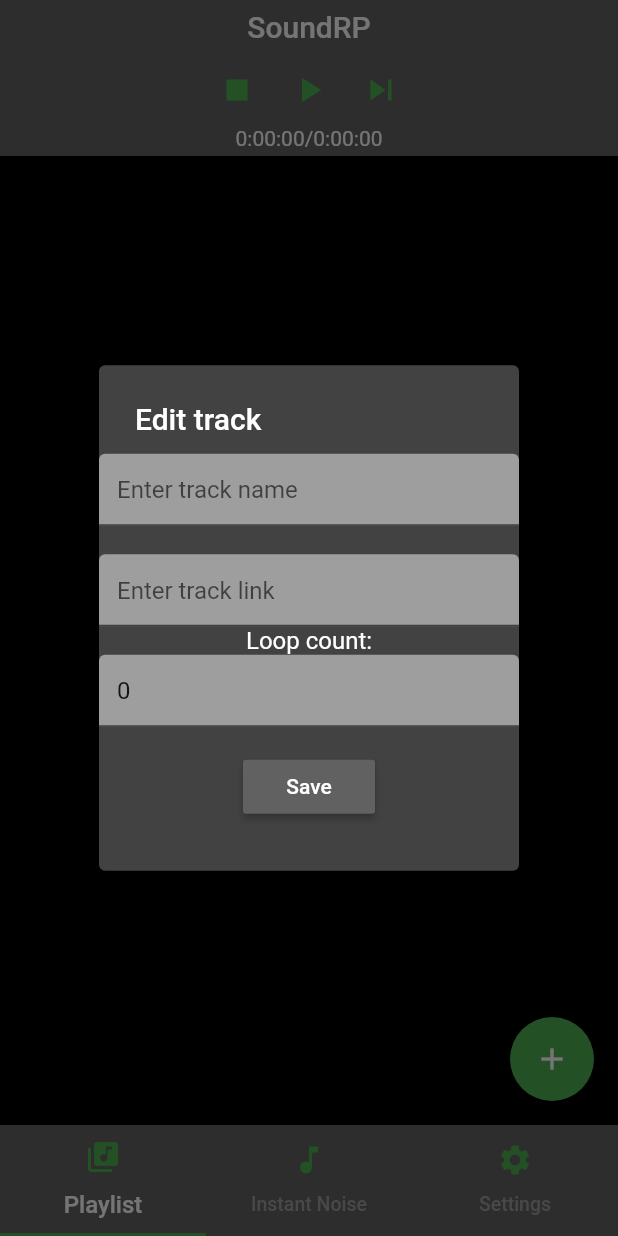
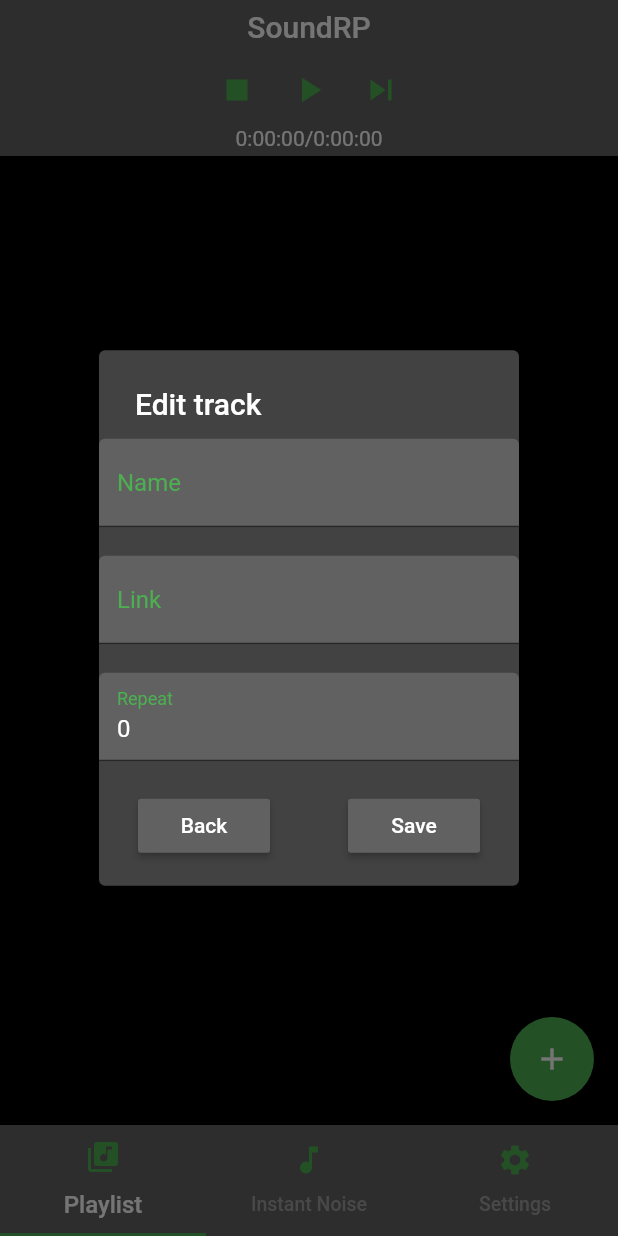
Before and after one commit to Dan7s/Sound_RP, a Flutter app: the screen it shows after launch, after a tap on the "add" icon, on a phone screen of 412 x 824 dp. Run offline on Flutter 3.47's test engine with Material 2 defaults, Android fonts, the phone set to English and light mode, and no system bars; our stand-ins replace audioplayers.

Commit message:
Upgrading UI and fixing bugs of popup dialogs

```diff
--- a/lib/main.dart
+++ b/lib/main.dart
@@ -96,15 +96,14 @@ class _HomeState extends State<Home> with SingleTickerProviderStateMixin{
 	}
   }
 
-  Future skip() async {					//skip function with loop managing
+  Future skip() async {					//skip function with repeat managing
 	if (tracks.isNotEmpty) {
-		print(tracks.first.loop);
-		if (tracks.first.loop == 0) {
+		if (tracks.first.repeat == 0) {
 			stop();
 			deleteTrack(tracks.first);
 			play();
 		} else {
-			tracks.first.loop = tracks.first.loop - 1;
+			tracks.first.repeat = tracks.first.repeat - 1;
 			play();
 		}
 	}
--- a/lib/tabs/playlist.dart
+++ b/lib/tabs/playlist.dart
@@ -29,10 +29,8 @@ class PlaylistState extends State<PlaylistTab> with AutomaticKeepAliveClientMixi
 										icon: Icon(Icons.more_vert, color: Colors.green),
 										tooltip: 'Track Menu',
 										onPressed: () async{
-											bool update = await trackMenu(context, track);	//setting state when needed
-											if (update) {
+											await trackMenu(context, track);	//setting state when needed
 											setState(() {});
-											}
 										},
 									),
 								),
@@ -70,10 +68,10 @@ class PlaylistState extends State<PlaylistTab> with AutomaticKeepAliveClientMixi
 class Track {			//track obj class
 	String name;
 	String link;
-	int loop;
+	int repeat;
 	int id;
 
-	Track(this.name, this.link, this.loop, this.id);
+	Track(this.name, this.link, this.repeat, this.id);
 }
 
 bool isFirstTrack(id) {				//getting first track bool
@@ -88,7 +86,7 @@ void deleteTrack(Track track)  { 		//track deleting
 	tracks.remove(track);
 }
 
-Future<bool> trackMenu(BuildContext context, track) {				//Track Menu, finally is working when playing
+Future trackMenu(BuildContext context, track) {				//Track Menu, finally is working when playing
 	return showDialog(
 		context: context,
 		builder: (BuildContext context) {
@@ -98,28 +96,32 @@ Future<bool> trackMenu(BuildContext context, track) {				//Track Menu, finally i
 				children: [
 					RaisedButton(
 						color: Colors.grey[700],
+						highlightColor: Colors.green,
 						child: Text("Edit", style: TextStyle(color: Colors.white)),
 						onPressed: () async{
 							Track track_new = await editTrack(context, track);
+							if (track_new != null) {
 								track.name = track_new.name;
 								track.link = track_new.link;
-							track.loop = track_new.loop;
-							Navigator.pop(context, true);
+								track.repeat = track_new.repeat;
+							}
 						},
 					),
 					RaisedButton(
 						color: Colors.grey[700],
+						highlightColor: Colors.green,
 						child: Text("Delete", style: TextStyle(color: Colors.white)),
 						onPressed: () {
 							deleteTrack(track);
-							Navigator.pop(context, true);
+							Navigator.pop(context);
 						},
 					),
 					RaisedButton(
 						color: Colors.grey[700],
+						highlightColor: Colors.green,
 						child: Text("Back", style: TextStyle(color: Colors.white)),
 						onPressed: () {
-							Navigator.pop(context, false);
+							Navigator.pop(context);
 						},
 					),
 				],
@@ -131,7 +133,7 @@ Future<bool> trackMenu(BuildContext context, track) {				//Track Menu, finally i
 Future<Track> editTrack(BuildContext context, track) {		//editing tacks dialog
 	String name = track.name;
 	String link = track.link;
-	String loop = track.loop.toString();
+	String repeat = track.repeat.toString();
 	String id = track.id.toString();
 
 	final _formKey = GlobalKey<FormState>();
@@ -143,22 +145,22 @@ Future<Track> editTrack(BuildContext context, track) {		//editing tacks dialog
 				backgroundColor: Colors.grey[800],
 				title: Text("Edit track", style: TextStyle(color: Colors.white)),
 				children: [
-					Center(
-						child: Column(
-							mainAxisAlignment: MainAxisAlignment.spaceBetween,
-							children: [
 					Form(
 						key: _formKey,
 						child: Column(
-										crossAxisAlignment: CrossAxisAlignment.center,
-										mainAxisAlignment: MainAxisAlignment.spaceBetween,
+							mainAxisAlignment: MainAxisAlignment.spaceEvenly,
+							mainAxisSize: MainAxisSize.max,
 							children: [
 								TextFormField(
+									style: TextStyle(color: Colors.white),
 									decoration: const InputDecoration(
-													hintText: 'Enter track name',
+										labelText: 'Name',
+										labelStyle: TextStyle(color: Colors.green),
 										filled: true,
-													fillColor: Colors.grey,
-													focusColor: Colors.green,
+										fillColor: Color(0xFF616161),
+										focusedBorder: const OutlineInputBorder(
+										      borderSide: const BorderSide(color: Colors.green),
+										    ),
 									),
 									validator: (value) {
 										if (value.isEmpty) {
@@ -168,13 +170,18 @@ Future<Track> editTrack(BuildContext context, track) {		//editing tacks dialog
 									initialValue: name,
 									onSaved: (val) => name = val,
 								),
-											Text("", style: TextStyle(color: Colors.white)),
+								Text(""),
 								TextFormField(
+									style: TextStyle(color: Colors.white),
+									keyboardType: TextInputType.url,
 									decoration: const InputDecoration(
-													hintText: 'Enter track link',
+										labelText: 'Link',
+										labelStyle: TextStyle(color: Colors.green),
 										filled: true,
-													fillColor: Colors.grey,
-													focusColor: Colors.green,
+										fillColor: Color(0xFF616161),
+										focusedBorder: const OutlineInputBorder(
+										      borderSide: const BorderSide(color: Colors.green),
+										    ),
 									),
 									validator: (value) {
 										if (value.isEmpty) {
@@ -184,26 +191,43 @@ Future<Track> editTrack(BuildContext context, track) {		//editing tacks dialog
 									initialValue: link,
 									onSaved: (val) => link = val,
 								),
-											Text("Loop count:", style: TextStyle(color: Colors.white)),
+								Text(""),
 								TextFormField(
+									style: TextStyle(color: Colors.white),
+									keyboardType: TextInputType.number,
 									decoration: const InputDecoration(
-													hintText: 'Enter loop number, -1 = loop to skip',
+										labelText: 'Repeat',
+										labelStyle: TextStyle(color: Colors.green),
 										filled: true,
-													fillColor: Colors.grey,
-													focusColor: Colors.green,
+										fillColor: Color(0xFF616161),
+										focusedBorder: const OutlineInputBorder(
+										      borderSide: const BorderSide(color: Colors.green),
+										    ),
 									),
 									validator: (value) {
 										if (value.isEmpty) {
-														return 'Please loops count';
+											return 'Please repeat count';
 										}
 									},
-												initialValue: loop,
-												onSaved: (val) => loop = val,
+									initialValue: repeat,
+									onSaved: (val) => repeat = val,
 								),
-											Padding(
-												padding: const EdgeInsets.symmetric(vertical: 16.0),
-												child: RaisedButton(
+								Text(""),
+								Row(
+									mainAxisAlignment: MainAxisAlignment.spaceAround,
+									mainAxisSize: MainAxisSize.max,
+									children: [
+										RaisedButton(
 											color: Colors.grey[700],
+											highlightColor: Colors.green,
+											onPressed: () {
+												Navigator.pop(context, null);
+											},
+											child: Text("Back", style: TextStyle(color: Colors.white))
+										),
+										RaisedButton(
+											color: Colors.grey[700],
+											highlightColor: Colors.green,
 											onPressed: () {
 												if (_formKey.currentState.validate()) {
 													_formKey.currentState.save();
@@ -213,18 +237,13 @@ Future<Track> editTrack(BuildContext context, track) {		//editing tacks dialog
 													if (link.contains('&')) {
 														link = link.split('&')[0];
 													}
-															Track new_track = new Track(name, link, int.parse(loop), int.parse(id));
+													Track new_track = new Track(name, link, int.parse(repeat), int.parse(id));
 													Navigator.pop(context, new_track);
-														}
-														else {
-															Navigator.pop(context, track);
 												}
 											},
 											child: Text("Save", style: TextStyle(color: Colors.white))
 										),
-											),
 									],
-									),
 								),
 							],
 						),
```
Lines whose indentation alone changed are shown as unchanged.
